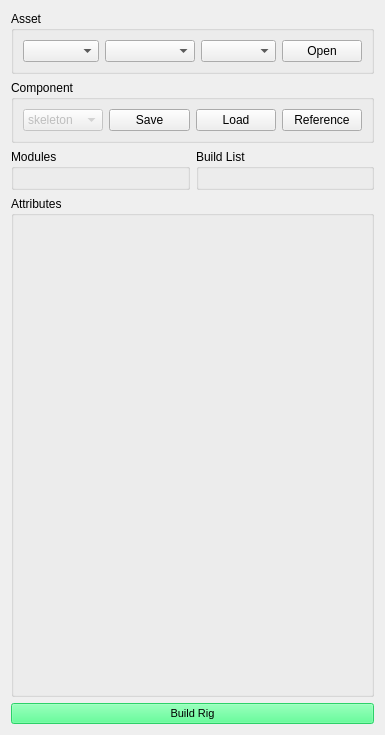
Qt form py/scripts/bmaya/rigging/rigBuilder/ui/widget.ui (benmorgantd/mayadev) before a commit.
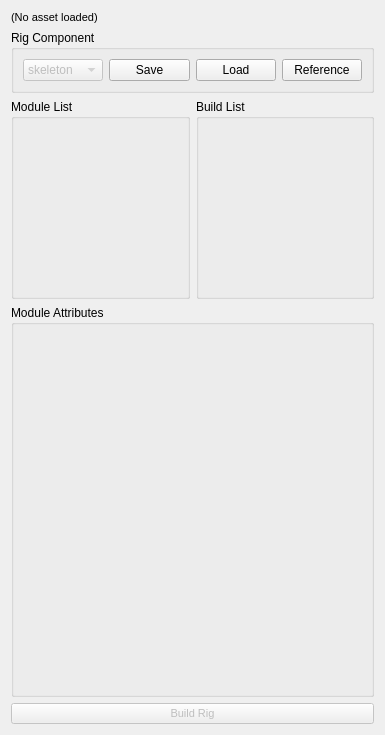
The same form after that commit.

Commit message: More shapes, renamed some modules

What changed in the file:
```diff
--- a/py/scripts/bmaya/rigging/rigBuilder/ui/widget.ui
+++ b/py/scripts/bmaya/rigging/rigBuilder/ui/widget.ui
@@ -29,17 +29,11 @@
       <font>
        <family>MS Shell Dlg 2</family>
        <pointsize>8</pointsize>
-       <weight>9</weight>
+       <weight>50</weight>
        <italic>false</italic>
        <bold>false</bold>
       </font>
      </property>
-     <property name="styleSheet">
-      <string notr="true">color: rgb(12, 12, 12);
-color: rgb(0, 0, 0);
-background-color: rgb(53, 255, 127);
-font: 75 8pt &quot;MS Shell Dlg 2&quot;;</string>
-     </property>
      <property name="text">
       <string>Build Rig</string>
      </property>
@@ -55,77 +49,28 @@
       </layout>
      </item>
      <item>
-      <layout class="QHBoxLayout" name="horizontalLayout_2">
-       <item>
-        <widget class="QGroupBox" name="groupBox_2">
-         <property name="title">
-          <string>Asset</string>
-         </property>
-         <layout class="QHBoxLayout" name="horizontalLayout_6">
-          <item>
-           <widget class="QComboBox" name="projectName">
-            <property name="editable">
-             <bool>false</bool>
-            </property>
-           </widget>
-          </item>
-          <item>
-           <widget class="QComboBox" name="assetType">
-            <property name="minimumSize">
-             <size>
-              <width>90</width>
-              <height>0</height>
-             </size>
-            </property>
-            <property name="focusPolicy">
-             <enum>Qt::StrongFocus</enum>
-            </property>
-            <property name="editable">
-             <bool>false</bool>
-            </property>
-            <property name="frame">
-             <bool>true</bool>
-            </property>
-           </widget>
-          </item>
-          <item>
-           <widget class="QComboBox" name="assetName">
-            <property name="editable">
-             <bool>false</bool>
-            </property>
-           </widget>
-          </item>
-          <item>
-           <widget class="QPushButton" name="loadCharacter">
-            <property name="minimumSize">
-             <size>
-              <width>50</width>
-              <height>0</height>
-             </size>
-            </property>
-            <property name="font">
-             <font>
-              <weight>50</weight>
-              <bold>false</bold>
-              <underline>false</underline>
-             </font>
-            </property>
-            <property name="text">
-             <string>Open</string>
-            </property>
-           </widget>
-          </item>
-         </layout>
-        </widget>
-       </item>
-      </layout>
+      <widget class="QLabel" name="currentAssetLabel">
+       <property name="font">
+        <font>
+         <pointsize>8</pointsize>
+         <weight>50</weight>
+         <bold>false</bold>
+        </font>
+       </property>
+       <property name="text">
+        <string>(No asset loaded)</string>
+       </property>
+       <property name="alignment">
+        <set>Qt::AlignLeading|Qt::AlignLeft|Qt::AlignVCenter</set>
+       </property>
+      </widget>
      </item>
      <item>
       <layout class="QHBoxLayout" name="horizontalLayout" stretch="0">
        <item>
         <widget class="QGroupBox" name="groupBox">
          <property name="title">
-          <string>Component</string>
+          <string>Rig Component</string>
          </property>
          <layout class="QGridLayout" name="gridLayout_2">
           <item row="1" column="0">
@@ -196,8 +141,20 @@
       <layout class="QHBoxLayout" name="horizontalLayout_3">
        <item>
         <widget class="QGroupBox" name="groupBox_3">
+         <property name="minimumSize">
+          <size>
+           <width>0</width>
+           <height>200</height>
+          </size>
+         </property>
+         <property name="maximumSize">
+          <size>
+           <width>16777215</width>
+           <height>200</height>
+          </size>
+         </property>
          <property name="title">
-          <string>Modules</string>
+          <string>Module List</string>
          </property>
          <layout class="QHBoxLayout" name="horizontalLayout_4">
           <item>
@@ -215,6 +172,18 @@
        </item>
        <item>
         <widget class="QGroupBox" name="groupBox_4">
+         <property name="minimumSize">
+          <size>
+           <width>0</width>
+           <height>200</height>
+          </size>
+         </property>
+         <property name="maximumSize">
+          <size>
+           <width>16777215</width>
+           <height>200</height>
+          </size>
+         </property>
          <property name="title">
           <string>Build List</string>
          </property>
@@ -234,7 +203,7 @@
      <item>
       <widget class="QGroupBox" name="attributesBox">
        <property name="title">
-        <string>Attributes</string>
+        <string>Module Attributes</string>
        </property>
        <layout class="QVBoxLayout" name="verticalLayout_2">
         <item>
```
The commit also changes 29 other files.
